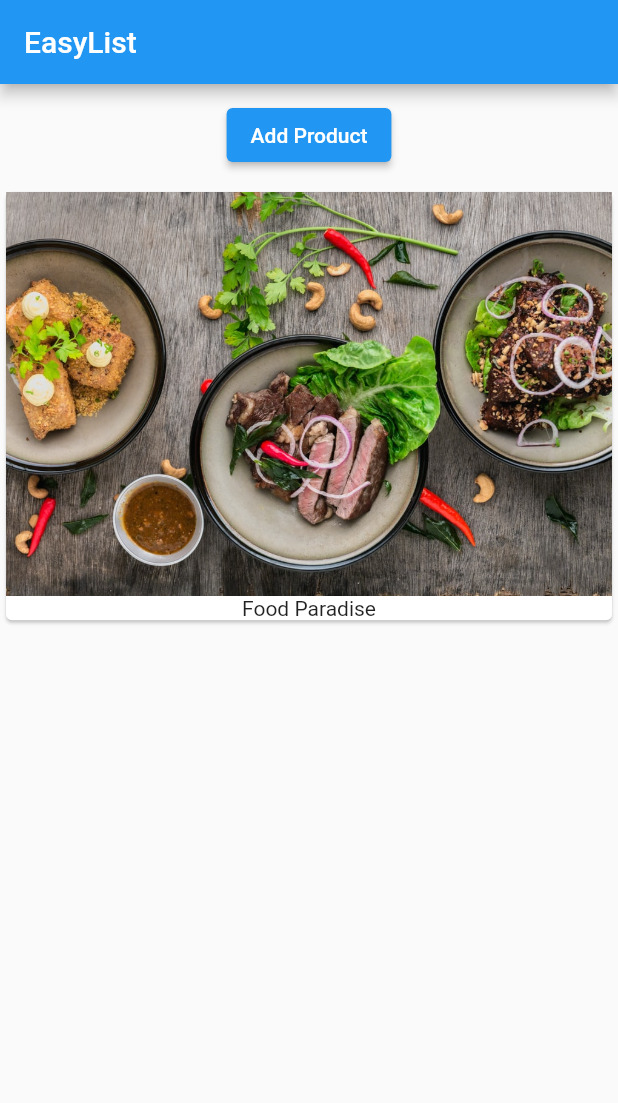
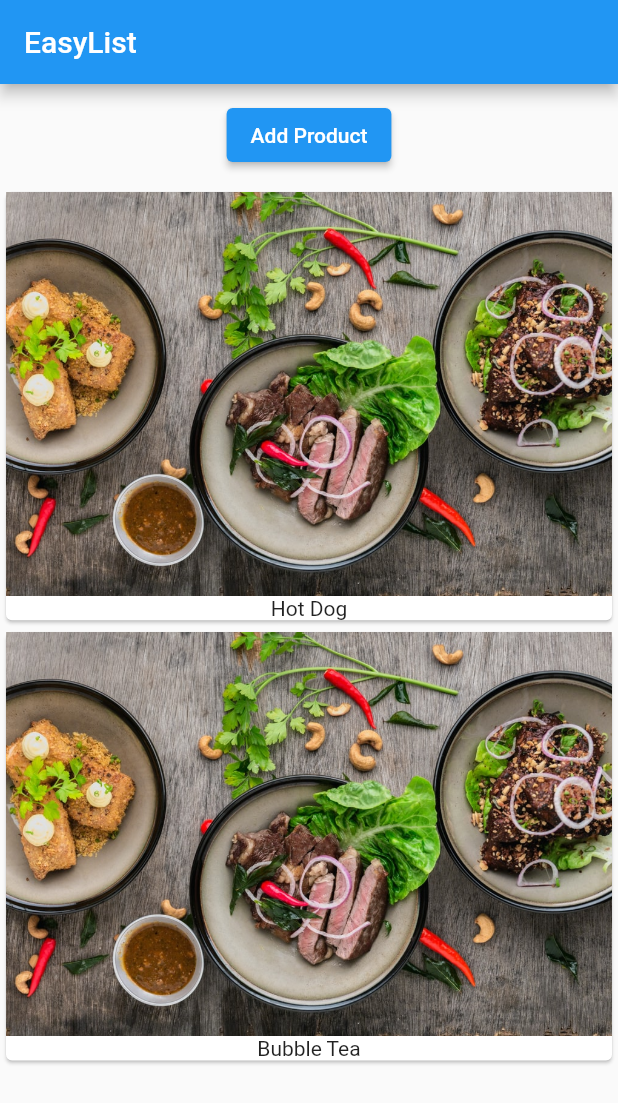
Before and after one commit to GabrieRabelo/flutter_academind, a Flutter app: the screen it shows after launch, after a tap on "Add Product", on a phone screen of 412 x 824 dp. Shown: the top 1103 px of the screen. Run offline on Flutter 3.47's test engine with Material 2 defaults, Android fonts, the phone set to English and light mode, and no system bars.

Commit message:
adds more than 1 card to the main screen

```diff
--- a/lib/main.dart
+++ b/lib/main.dart
@@ -2,7 +2,18 @@
 
 void main() => runApp(MyApp());
 
-class MyApp extends StatelessWidget {
+class MyApp extends StatefulWidget {
+
+  @override
+  State<StatefulWidget> createState() {
+    return _MyAppState();
+  }
+}
+
+class _MyAppState extends State<MyApp> {
+
+  List<String> _products = ['Hot Dog'];
+
   @override
   Widget build(BuildContext context) {
     return MaterialApp(
@@ -15,17 +26,24 @@
               Container(
                 margin: EdgeInsets.all(10.0),
                 child: ElevatedButton(
-                  onPressed: () {},
+                  onPressed: () {
+                    setState(() {
+                      _products.add('Bubble Tea');
+                    });
+                  },
                   child: Text('Add Product'),
                 ),
               ),
-              Card(
-                child: Column(
-                  children: <Widget>[
-                    Image.asset('assets/food.jpeg'),
-                    Text('Food Paradise')
-                  ],
-                ),
+              Column(
+                children: _products.map((element) => Card(
+                  child: Column(
+                    children: <Widget>[
+                      Image.asset('assets/food.jpeg'),
+                      Text(element)
+                    ],
+                  ),
+                ),/**/
+                ).toList(),
               ),
             ],
           )
```
